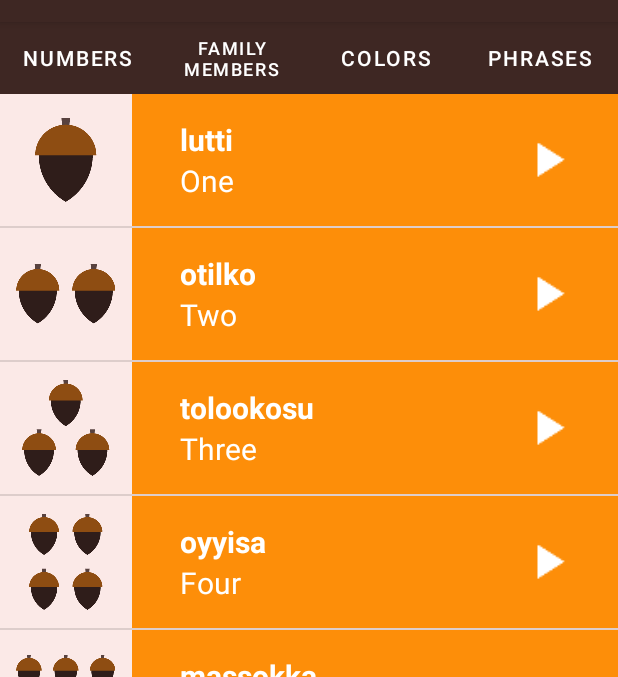
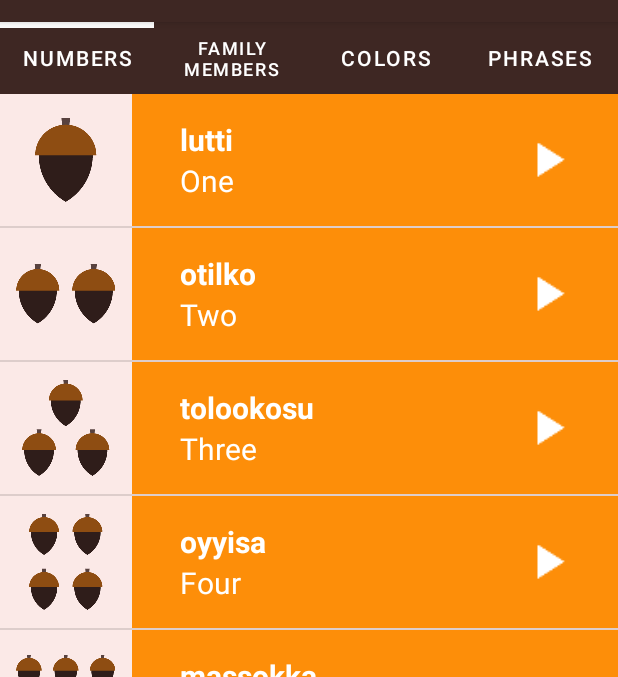
Before and after one commit to mohit1018102/Android_App_Development, an Android app: the screen it shows after launch (MainActivity), on a phone screen of 412 x 824 dp, the part 62-739 px from its top. Run offline under Robolectric (Android 15) with nearby library versions, the phone set to English and light mode, and no system bars.

Commit message:
fixed, Memory Leak & update TabIndicatorColor

```diff
--- a/MiwokApp/MiwokAppFragment/MiwokApp/app/src/main/res/layout/activity_main.xml
+++ b/MiwokApp/MiwokAppFragment/MiwokApp/app/src/main/res/layout/activity_main.xml
@@ -12,10 +12,11 @@
         android:layout_width="match_parent"
         android:layout_height="wrap_content"
         android:background="@color/brown"
+        app:tabIndicatorColor="@color/white"
+        app:tabIndicatorHeight="4dp"
+        app:tabIndicatorGravity="top"
         app:tabTextColor="@color/white"
-        android:id="@+id/tabs"
-
-        >
+        android:id="@+id/tabs">
 
         <com.google.android.material.tabs.TabItem
             android:layout_width="wrap_content"
```
Also changed, not shown: MiwokApp/MiwokAppFragment/MiwokApp/app/src/main/java/com/technomaniacs/android/miwokapp/MainActivity.java (+9 -2 lines).
